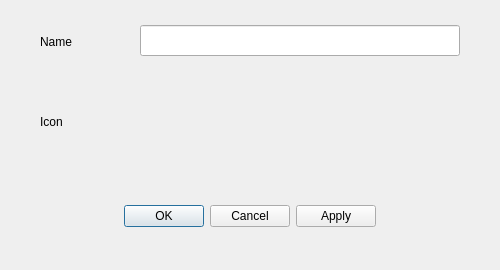
The window that src/application_menu_settings_dialog.ui (dangvd/ksmoothdock) describes before a commit, drawn with Qt 5.
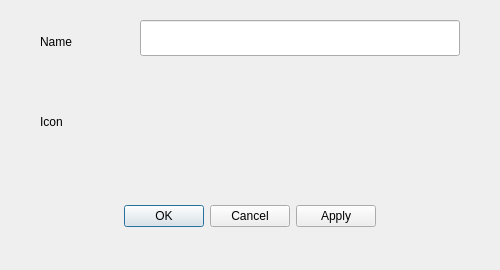
The same window after the commit.

Commit message: M-V refactoring: Adjust ApplicationMenuSettingsDialog UI #72

```diff
--- a/src/application_menu_settings_dialog.ui
+++ b/src/application_menu_settings_dialog.ui
@@ -49,9 +49,9 @@
    <property name="geometry">
     <rect>
      <x>140</x>
-     <y>25</y>
+     <y>20</y>
      <width>320</width>
-     <height>31</height>
+     <height>36</height>
     </rect>
    </property>
   </widget>
```
